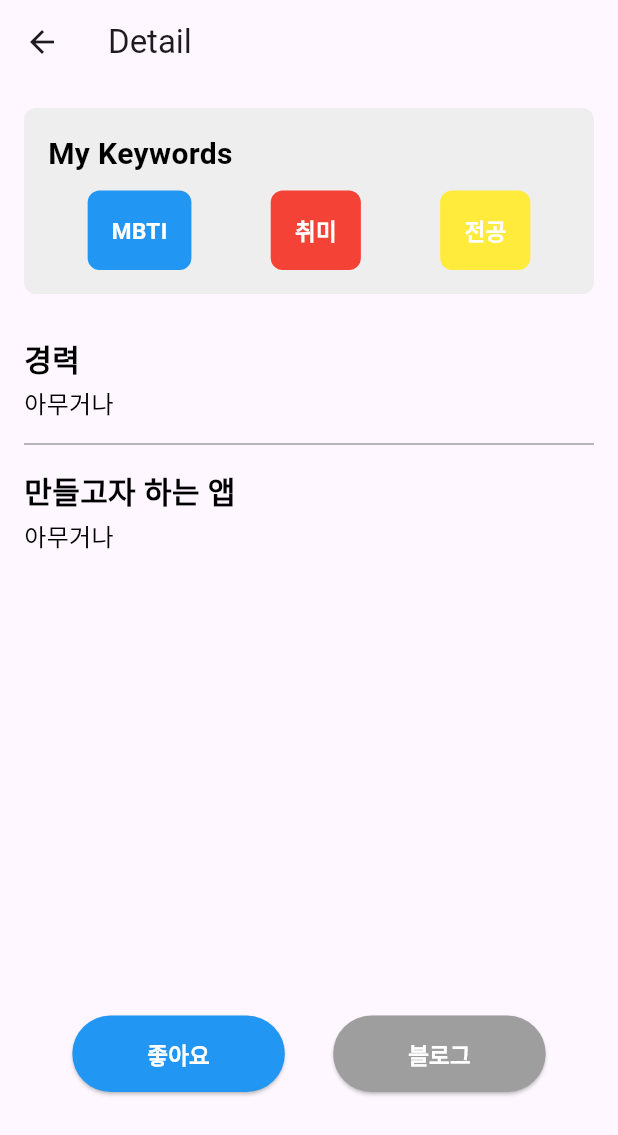
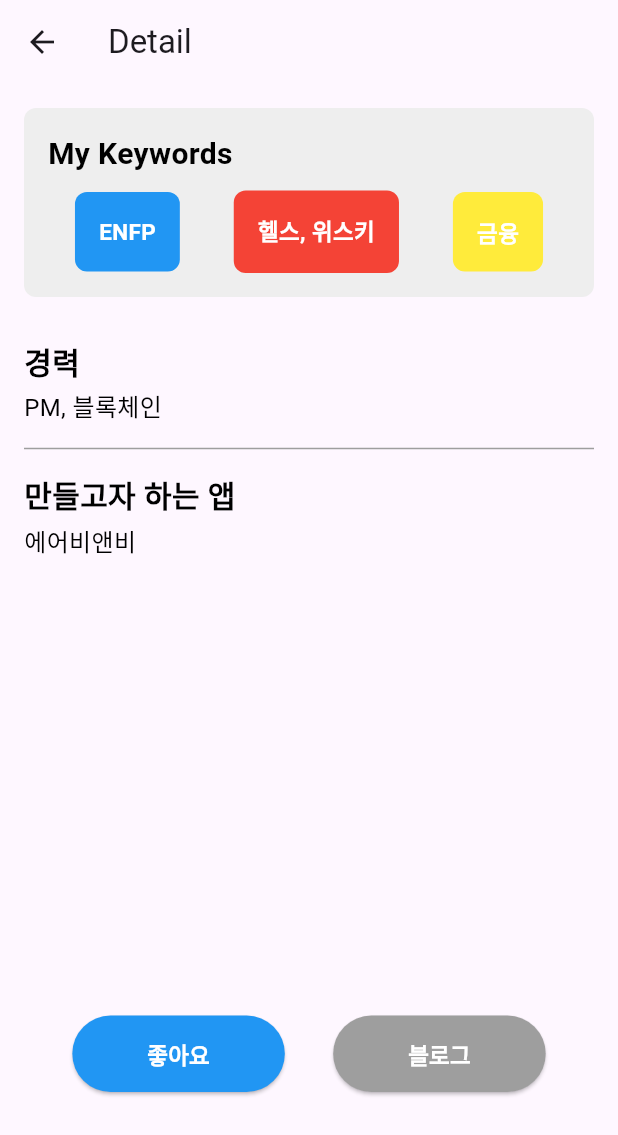
Before and after one commit to chldltkrz/plmanchu, a Flutter app: the specA screen opened directly with sample values from the repository, after a tap on "More Details", on a phone screen of 412 x 824 dp. Shown: the top 1135 px of the screen. Run offline on Flutter 3.47's test engine with Material 3 defaults, Android fonts, the phone set to English and light mode, and no system bars; our stand-ins replace get.

Commit message:
implement specA_1 page to work

```diff
--- a/lib/info/memberController.dart
+++ b/lib/info/memberController.dart
@@ -13,7 +13,7 @@ class Membercontroller extends GetxController {
         targetApp: "에어비앤비",
         introduce: "잘부탁드립니다",
         radarChart: 'lib/assets/images/radarChart.png',
-    ),
+        blog: "https://matthewkang.tistory.com"),
     MemberInfo(
         name: "최이삭",
         MBTI: "INTJ",
@@ -23,7 +23,8 @@ class Membercontroller extends GetxController {
         careers: ["클라우드엔지니어", "k8s개발자"],
         targetApp: "당근마켓",
         introduce: "잘부탁드립니다",
-        radarChart: 'lib/assets/images/radarChart.png'),
+        radarChart: 'lib/assets/images/radarChart.png',
+        blog: "https://teem0.com"),
     MemberInfo(
         name: "김시은",
         MBTI: "ENTJ",
@@ -34,7 +35,7 @@ class Membercontroller extends GetxController {
         targetApp: "언어교환",
         introduce: "잘부탁드립니다",
         radarChart: 'lib/assets/images/radarChart.png',
-    ),
+        blog: "https://scene-inventory.tistory.com"),
     MemberInfo(
         name: "김윤서",
         image: 'lib/assets/images/4.png',
@@ -45,7 +46,7 @@ class Membercontroller extends GetxController {
         targetApp: "Skrr",
         introduce: "잘부탁드립니다",
         radarChart: 'lib/assets/images/radarChart.png',
-    ),
+        blog: "https://www.google.com"),
   ];
 
   MemberInfo getMember(int index) {
@@ -60,7 +61,7 @@ class Membercontroller extends GetxController {
     return members[index].isLiked;
   }
 
-  void changeLike(int index) {
+  void changeLike(index) {
     members[index].isLiked = !members[index].isLiked;
     update();
   }
--- a/lib/info/memberInfo.dart
+++ b/lib/info/memberInfo.dart
@@ -8,6 +8,7 @@ class MemberInfo {
   String targetApp; //  만들고자하는앱
   String introduce; // 자기소개
   String radarChart; // 레이더차트
+  String blog; // 블로그
   bool isLiked = false; // 좋아요 여부
 
   MemberInfo({
@@ -20,5 +21,6 @@ class MemberInfo {
     required this.targetApp,
     required this.introduce,
     required this.radarChart,
+    required this.blog,
   });
 }
--- a/lib/main.dart
+++ b/lib/main.dart
@@ -13,7 +13,7 @@ class MyApp extends StatelessWidget {
   // This widget is the root of your application.
   @override
   Widget build(BuildContext context) {
-    Get.put(Membercontroller());
+    Get.put(Membercontroller(), permanent: true);
     return GetMaterialApp(
       title: 'PlmanchuIntroducing',
       home: IntroPage(),
--- a/lib/pages/mainPage.dart
+++ b/lib/pages/mainPage.dart
@@ -1,5 +1,3 @@
-import 'dart:developer';
-
 import 'package:flutter/material.dart';
 import 'package:get/get.dart';
 import 'package:plmanchu/info/memberController.dart';
@@ -61,6 +59,7 @@ class Mainpage extends StatelessWidget {
                             MaterialPageRoute(
                                 builder: (context) => specA(
                                       memberInfo: mI,
+                                      index: index,
                                     )),
                           );
                         },
--- a/lib/pages/specA.dart
+++ b/lib/pages/specA.dart
@@ -3,8 +3,9 @@ import 'package:plmanchu/info/memberInfo.dart';
 import 'package:plmanchu/pages/specA_1.dart';
 
 class specA extends StatelessWidget {
-  final MemberInfo memberInfo;
-  const specA({super.key, required this.memberInfo});
+  MemberInfo memberInfo;
+  int index;
+  specA({super.key, required this.memberInfo, required this.index});
 
   @override
   Widget build(BuildContext context) {
@@ -75,7 +76,9 @@ class specA extends StatelessWidget {
                 // Navigate to detailed description page
                 Navigator.push(
                   context,
-                  MaterialPageRoute(builder: (context) => specA_1()),
+                  MaterialPageRoute(
+                      builder: (context) =>
+                          specA_1(memberInfo: memberInfo, index: index)),
                 );
               },
               style: ElevatedButton.styleFrom(
--- a/lib/pages/specA_1.dart
+++ b/lib/pages/specA_1.dart
@@ -1,8 +1,14 @@
 import 'package:flutter/material.dart';
+import 'package:get/get.dart';
+import 'package:plmanchu/info/memberController.dart';
+import 'package:plmanchu/info/memberInfo.dart';
+import 'package:plmanchu/pages/mainPage.dart';
+import 'package:url_launcher/url_launcher.dart';
 
 class specA_1 extends StatelessWidget {
-  const specA_1({super.key});
-
+  MemberInfo memberInfo;
+  int index;
+  specA_1({super.key, required this.memberInfo, required this.index});
   @override
   Widget build(BuildContext context) {
     return Scaffold(
@@ -35,9 +41,12 @@ class specA_1 extends StatelessWidget {
                   Row(
                     mainAxisAlignment: MainAxisAlignment.spaceAround,
                     children: [
-                      _buildKeywordBox('MBTI', Colors.blue),
-                      _buildKeywordBox('취미', Colors.red),
-                      _buildKeywordBox('전공', Colors.yellow),
+                      _buildKeywordBox(memberInfo.MBTI, Colors.blue),
+                      _buildKeywordBox(
+                          memberInfo.hobbies.toString().substring(
+                              1, memberInfo.hobbies.toString().length - 1),
+                          Colors.red),
+                      _buildKeywordBox(memberInfo.major, Colors.yellow),
                     ],
                   ),
                 ],
@@ -50,9 +59,12 @@ class specA_1 extends StatelessWidget {
                 crossAxisAlignment:
                     CrossAxisAlignment.start, // Start from the left
                 children: [
-                  _buildSection('경력', '아무거나'),
+                  _buildSection(
+                      '경력',
+                      memberInfo.careers.toString().substring(
+                          1, memberInfo.careers.toString().length - 1)),
                   Divider(color: Colors.grey), // Thin gray line
-                  _buildSection('만들고자 하는 앱', '아무거나'),
+                  _buildSection('만들고자 하는 앱', memberInfo.targetApp),
                 ],
               ),
             ),
@@ -63,7 +75,9 @@ class specA_1 extends StatelessWidget {
               children: [
                 ElevatedButton(
                   onPressed: () {
-                    // Action for '좋아요' button
+                    Get.find<Membercontroller>().changeLike(index);
+                    // get to main page
+                    Get.to(() => Mainpage());
                   },
                   style: ElevatedButton.styleFrom(
                     padding: EdgeInsets.symmetric(horizontal: 50, vertical: 15),
@@ -79,8 +93,9 @@ class specA_1 extends StatelessWidget {
                   ),
                 ),
                 ElevatedButton(
-                  onPressed: () {
-                    // Action for '블로그' button
+                  onPressed: () async {
+                    final url = Uri.parse(memberInfo.blog);
+                    await launchUrl(url);
                   },
                   style: ElevatedButton.styleFrom(
                     padding: EdgeInsets.symmetric(horizontal: 50, vertical: 15),
--- a/pubspec.yaml
+++ b/pubspec.yaml
@@ -36,6 +36,7 @@ dependencies:
   # Use with the CupertinoIcons class for iOS style icons.
   cupertino_icons: ^1.0.8
   get: ^4.6.6
+  url_launcher: ^6.3.1
 
 dev_dependencies:
   flutter_test:
```
Also changed, not shown: 8 other files. Lines whose indentation alone changed are shown as unchanged.
